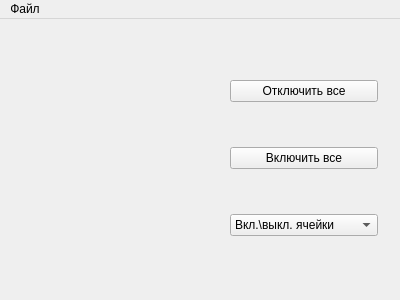
CNightmare/Editor, file mainwindow.ui: the form before one commit.
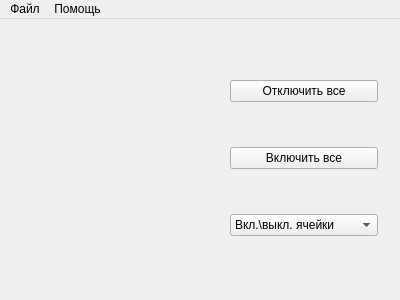
The form after the commit.

Commit message: Информация о программе

The edit to the form file:
```diff
--- a/mainwindow.ui
+++ b/mainwindow.ui
@@ -116,7 +116,14 @@
     <addaction name="saveAs"/>
     <addaction name="exit"/>
    </widget>
+   <widget class="QMenu" name="menu_2">
+    <property name="title">
+     <string>Помощь</string>
+    </property>
+    <addaction name="about"/>
+   </widget>
    <addaction name="menu"/>
+   <addaction name="menu_2"/>
   </widget>
   <action name="saveAs">
    <property name="text">
```
Left out of the diff: 17 changed lines with no effect on the pictures. The commit also changes 3 other files.
